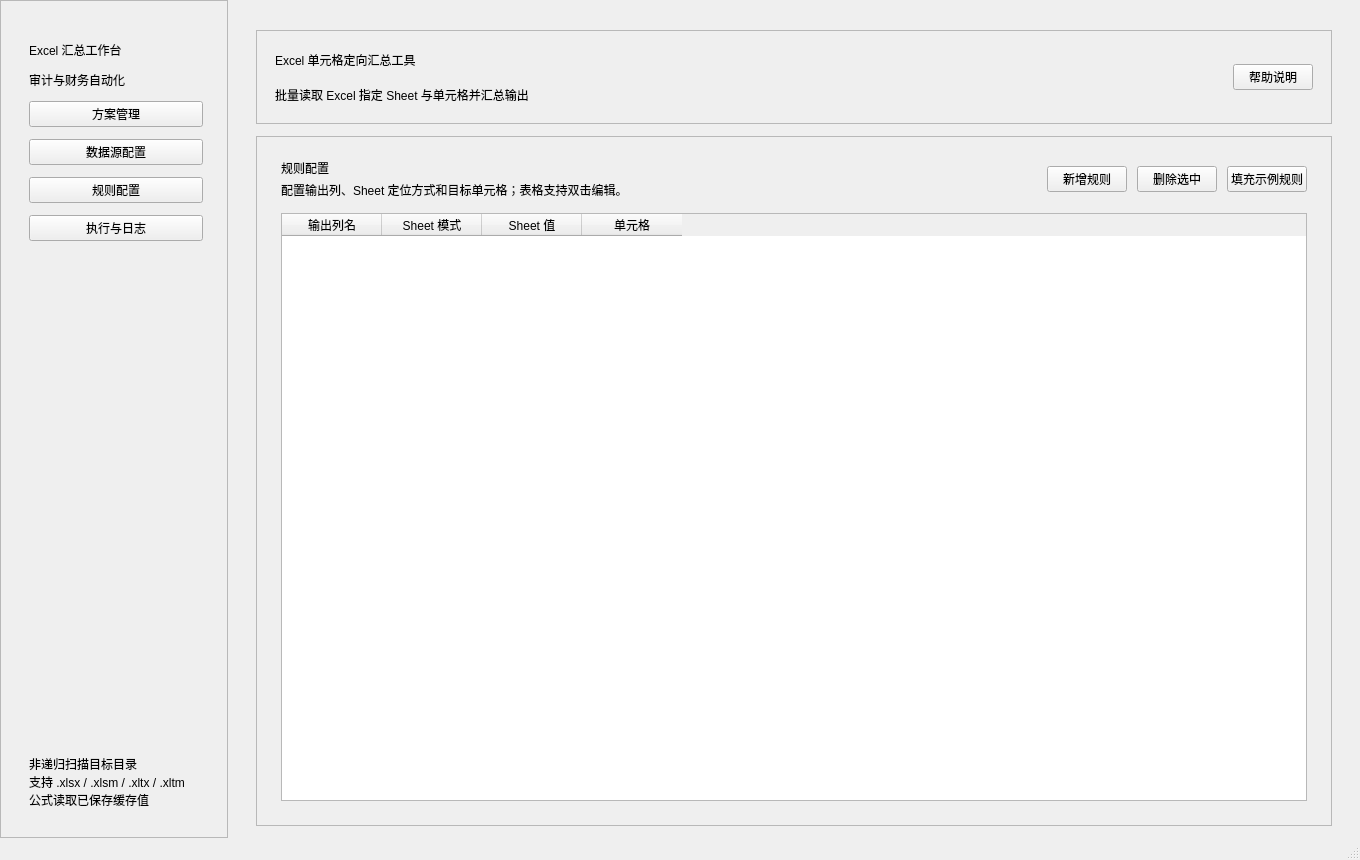
Old version of the form app/ui/forms/main_window.ui in the repository Yon9e/ExcelCellSummaryTool.
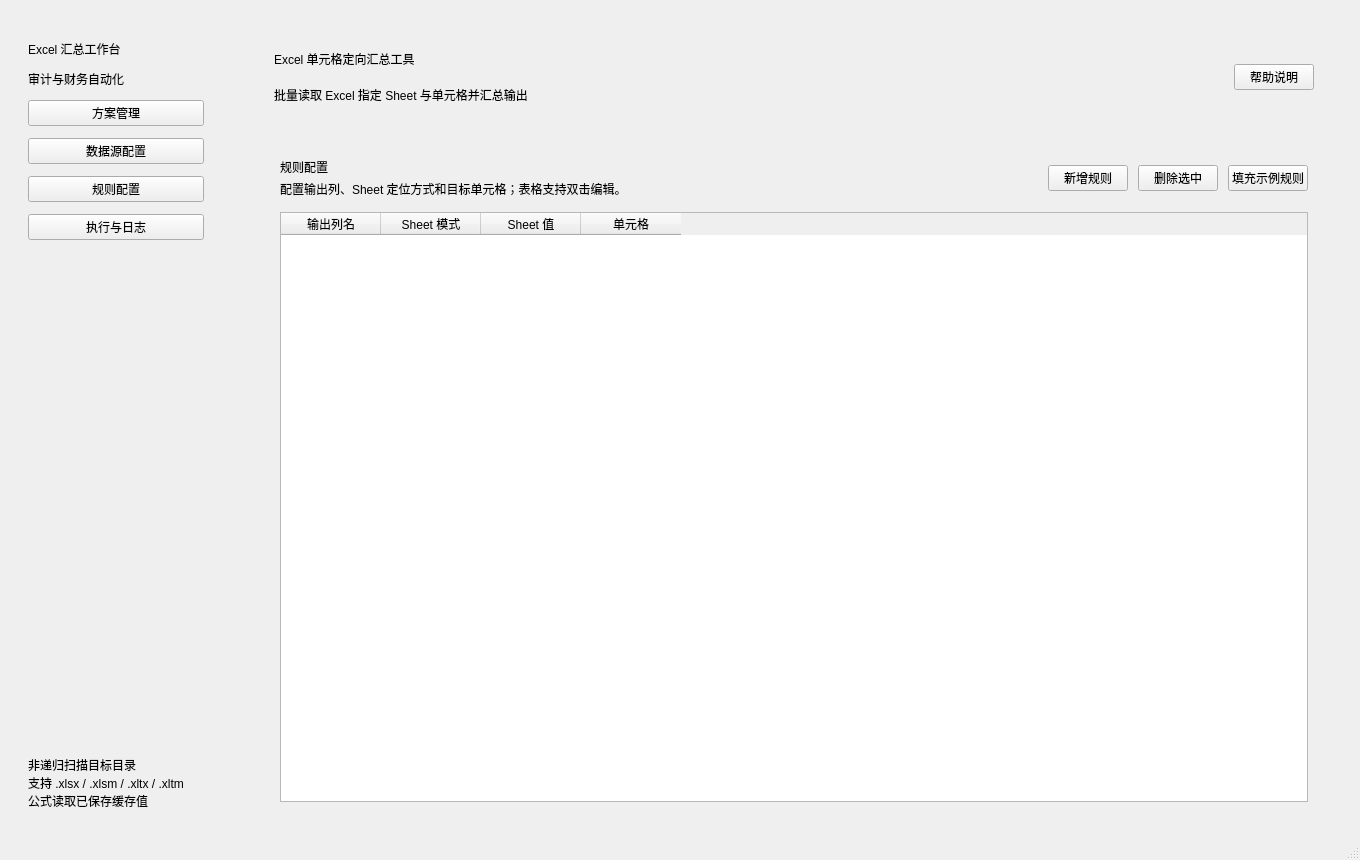
New version of the form.

Commit message: Remove gray pane backgrounds

```diff
--- a/app/ui/forms/main_window.ui
+++ b/app/ui/forms/main_window.ui
@@ -51,7 +51,7 @@
        </size>
       </property>
       <property name="frameShape">
-       <enum>QFrame::Shape::StyledPanel</enum>
+       <enum>QFrame::Shape::NoFrame</enum>
       </property>
       <layout class="QVBoxLayout" name="sidebarLayout">
        <property name="spacing">
@@ -175,7 +175,7 @@
           </size>
          </property>
          <property name="frameShape">
-          <enum>QFrame::Shape::StyledPanel</enum>
+          <enum>QFrame::Shape::NoFrame</enum>
          </property>
          <layout class="QHBoxLayout" name="headerLayout">
           <property name="leftMargin">
@@ -543,7 +543,7 @@
             <item>
              <widget class="QFrame" name="rulesGroupBox">
               <property name="frameShape">
-               <enum>QFrame::Shape::StyledPanel</enum>
+               <enum>QFrame::Shape::NoFrame</enum>
               </property>
               <layout class="QVBoxLayout" name="rulesLayout">
                <property name="spacing">
```
Left out of the diff: 6 changed lines with no effect on the pictures. The commit also changes 2 other files.
